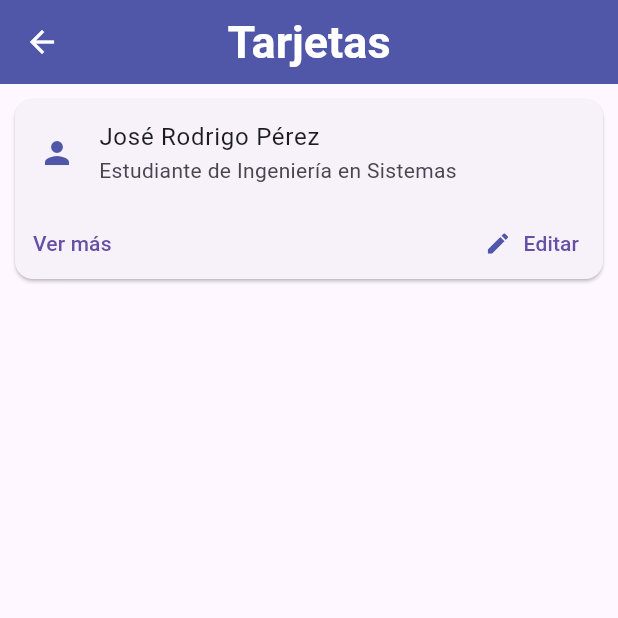
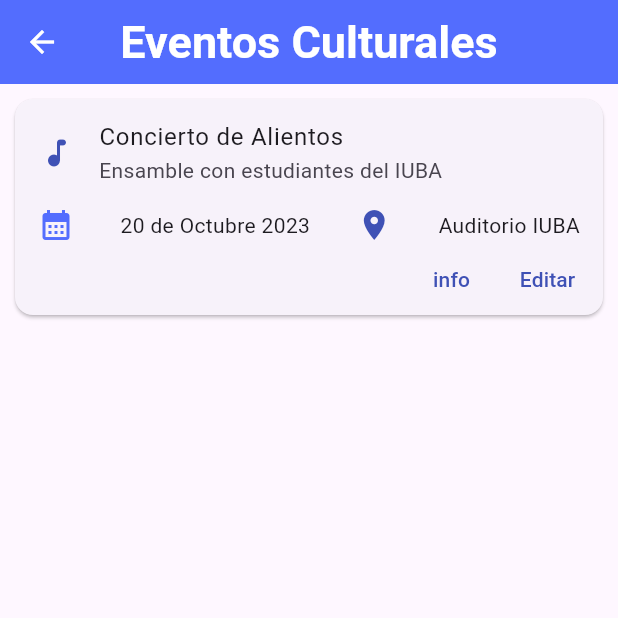
Before and after one commit to jr4mx/componentes_flutter, a Flutter app: the CardScreen screen opened by its route, on a phone screen of 412 x 824 dp, the top half of it. Run offline on Flutter 3.47's test engine with Material 3 defaults, Android fonts, the phone set to English and light mode, and no system bars.

Commit message:
rutas y colores en texto y tema

```diff
--- a/lib/screens/card_screen.dart
+++ b/lib/screens/card_screen.dart
@@ -11,7 +11,7 @@ class CardScreen extends StatelessWidget {
         centerTitle: true,
         iconTheme: const IconThemeData(color: Colors.white),
         title: const Text(
-          'Tarjetas',
+          'Eventos Culturales',
           style: TextStyle(color: Colors.white, fontSize: 30),
         ),
       ),
--- a/lib/theme/app_theme.dart
+++ b/lib/theme/app_theme.dart
@@ -2,7 +2,7 @@ import 'package:flutter/material.dart';
 import 'package:flutter/widgets.dart';
 
 class AppTheme {
-  static const Color primaryC = Color.fromARGB(255, 80, 86, 168);
+  static const Color primaryC = Colors.indigoAccent;
   static final ThemeData lightTheme = ThemeData.light().copyWith(
     primaryColor: primaryC,
     appBarTheme: const AppBarTheme(
@@ -14,12 +14,8 @@ class AppTheme {
         fontWeight: FontWeight.bold,
       ),
     ),
+    textButtonTheme: TextButtonThemeData(
+      style: TextButton.styleFrom(foregroundColor: Colors.indigo),
+    ),
   );
-  static const Color appBarColor = Color.fromARGB(255, 80, 86, 168);
-  static const Color iconColor = Colors.white;
-  static const Color textColor = Colors.white;
-  static const Color listTileLeadingColor = Color.fromARGB(255, 140, 144, 147);
-  static const Color listTileTrailingColor = Colors.grey;
-  static const Color listTileSelectedColor = Color.fromARGB(255, 71, 81, 172);
-  static const Color listTileBackgroundColor = Colors.white;
 }
--- a/lib/widget/custom_card_type_1.dart
+++ b/lib/widget/custom_card_type_1.dart
@@ -12,30 +12,41 @@ class CustomCardType1 extends StatelessWidget {
         mainAxisSize: MainAxisSize.min,
         children: [
           ListTile(
-            leading: Icon(Icons.person, color: AppTheme.primaryC),
-            title: Text('José Rodrigo Pérez'),
-            subtitle: Text('Estudiante de Ingeniería en Sistemas'),
+            leading: Icon(Icons.music_note_rounded, color: Colors.indigo),
+            title: Text('Concierto de Alientos'),
+            subtitle: Text('Ensamble con estudiantes del IUBA'),
           ),
           Row(
-            mainAxisAlignment: MainAxisAlignment.spaceBetween,
+            mainAxisAlignment: MainAxisAlignment.spaceAround,
+            children: const [
+              Icon(Icons.calendar_month, color: Colors.indigoAccent),
+              Text('20 de Octubre 2023'),
+              Icon(Icons.location_on, color: Colors.indigo),
+              Text('Auditorio IUBA'),
+            ],
+          ), //horario
+          Padding(
+            padding: const EdgeInsets.only(right: 5),
+            child: Row(
+              mainAxisAlignment: MainAxisAlignment.end,
               children: [
                 TextButton(
                   //posicionado a la derecha
-                child: const Text('Ver más'),
+                  child: const Text('info'),
                   onPressed: () {
                     // Acción al presionar el botón de ver más
                   },
                 ),
-              TextButton.icon(
+                TextButton(
                   //posicionado a la derecha
-                icon: Icon(Icons.edit, color: AppTheme.primaryC),
-                label: const Text('Editar'),
+                  child: const Text('Editar'),
                   onPressed: () {
                     // Acción al presionar el botón de ver más
                   },
                 ),
               ],
             ),
+          ),
         ],
       ),
     );
```
Lines whose indentation alone changed are shown as unchanged.
